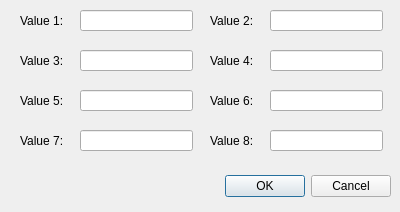
lhutton1/moebinv-gui, file forms/matrix8dialog.ui: the form before one commit.
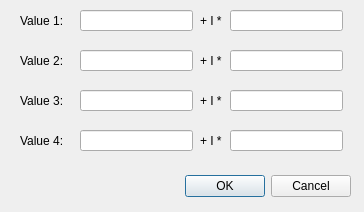
The form after the commit.

Commit message: fixed moebius relation

What changed in the file:
```diff
--- a/forms/matrix8dialog.ui
+++ b/forms/matrix8dialog.ui
@@ -6,7 +6,7 @@
    <rect>
     <x>0</x>
     <y>0</y>
-    <width>400</width>
+    <width>364</width>
     <height>212</height>
    </rect>
   </property>
@@ -18,7 +18,7 @@
     <rect>
      <x>10</x>
      <y>170</y>
-     <width>381</width>
+     <width>341</width>
      <height>32</height>
     </rect>
    </property>
@@ -32,7 +32,7 @@
   <widget class="QLineEdit" name="lineEdit_value2">
    <property name="geometry">
     <rect>
-     <x>270</x>
+     <x>230</x>
      <y>10</y>
      <width>113</width>
      <height>21</height>
@@ -49,7 +49,7 @@
     </rect>
    </property>
    <property name="text">
-    <string>Value 3:</string>
+    <string>Value 2:</string>
    </property>
   </widget>
   <widget class="QLineEdit" name="lineEdit_value3">
@@ -78,20 +78,20 @@
   <widget class="QLabel" name="label_4">
    <property name="geometry">
     <rect>
-     <x>210</x>
+     <x>200</x>
      <y>50</y>
-     <width>51</width>
+     <width>31</width>
      <height>21</height>
     </rect>
    </property>
    <property name="text">
-    <string>Value 4:</string>
+    <string>+ I *</string>
    </property>
   </widget>
   <widget class="QLineEdit" name="lineEdit_value4">
    <property name="geometry">
     <rect>
-     <x>270</x>
+     <x>230</x>
      <y>50</y>
      <width>113</width>
      <height>21</height>
@@ -101,14 +101,14 @@
   <widget class="QLabel" name="label_3">
    <property name="geometry">
     <rect>
-     <x>210</x>
+     <x>200</x>
      <y>10</y>
-     <width>51</width>
+     <width>31</width>
      <height>21</height>
     </rect>
    </property>
    <property name="text">
-    <string>Value 2:</string>
+    <string>+ I *</string>
    </property>
   </widget>
   <widget class="QLineEdit" name="lineEdit_value1">
@@ -131,13 +131,13 @@
     </rect>
    </property>
    <property name="text">
-    <string>Value 5:</string>
+    <string>Value 3:</string>
    </property>
   </widget>
   <widget class="QLineEdit" name="lineEdit_value8">
    <property name="geometry">
     <rect>
-     <x>270</x>
+     <x>230</x>
      <y>130</y>
      <width>113</width>
      <height>21</height>
@@ -167,14 +167,14 @@
   <widget class="QLabel" name="label_6">
    <property name="geometry">
     <rect>
-     <x>210</x>
+     <x>200</x>
      <y>130</y>
-     <width>51</width>
+     <width>31</width>
      <height>21</height>
     </rect>
    </property>
    <property name="text">
-    <string>Value 8:</string>
+    <string>+ I *</string>
    </property>
   </widget>
   <widget class="QLabel" name="label_7">
@@ -187,26 +187,26 @@
     </rect>
    </property>
    <property name="text">
-    <string>Value 7:</string>
+    <string>Value 4:</string>
    </property>
   </widget>
   <widget class="QLabel" name="label_8">
    <property name="geometry">
     <rect>
-     <x>210</x>
+     <x>200</x>
      <y>90</y>
-     <width>51</width>
+     <width>31</width>
      <height>21</height>
     </rect>
    </property>
    <property name="text">
-    <string>Value 6:</string>
+    <string>+ I *</string>
    </property>
   </widget>
   <widget class="QLineEdit" name="lineEdit_value6">
    <property name="geometry">
     <rect>
-     <x>270</x>
+     <x>230</x>
      <y>90</y>
      <width>113</width>
      <height>21</height>
```
The commit also changes 2 other files.
